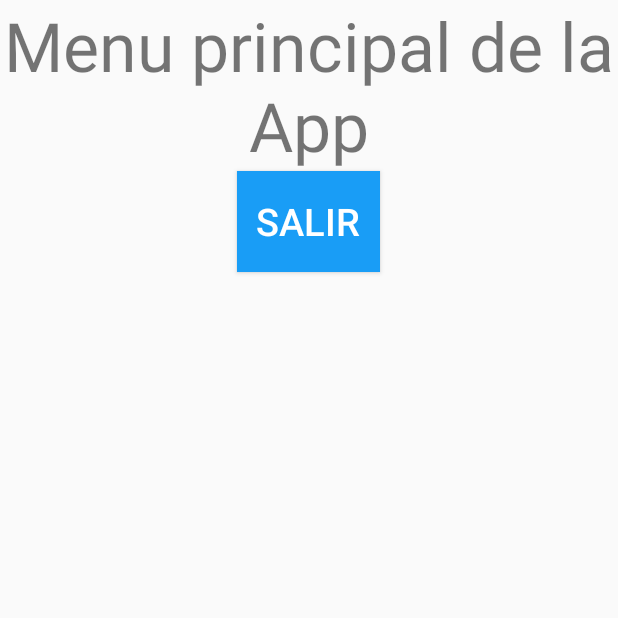
After one commit to checho136/nonaSOFT, an Android app: the Menu screen opened directly, with no data from a screen before it, on a phone screen of 412 x 824 dp, the top half of it. The commit adds this screen. Run offline under Robolectric (Android 15) with nearby library versions, the phone set to English and light mode, and no system bars.

Commit message:
menu
aqui iria el menu principal de la App

```diff
--- a/app/build.gradle
+++ b/app/build.gradle
@@ -16,6 +16,9 @@ android {
             minifyEnabled false
             proguardFiles getDefaultProguardFile('proguard-android.txt'), 'proguard-rules.pro'
         }
+        debug{
+            debuggable = true
+        }
     }
 }
 
--- a/app/src/main/AndroidManifest.xml
+++ b/app/src/main/AndroidManifest.xml
@@ -17,7 +17,7 @@
         </activity>
         <!--Declaracion de activity -->
         <activity android:name=".IndexViewActivity"></activity>
-
+        <activity android:name=".Menu"></activity>
         <!--
      ATTENTION: This was auto-generated to add Google Play services to your project for
      App Indexing.  See https://g.co/AppIndexing/AndroidStudio for more information.
--- a/app/src/main/java/com/app/nonasoft/grupo2_desarrollodesoftware/MainActivity.java
+++ b/app/src/main/java/com/app/nonasoft/grupo2_desarrollodesoftware/MainActivity.java
@@ -29,4 +29,6 @@ public class MainActivity extends AppCompatActivity {
     }
 
 
+
+
 }
--- /dev/null
+++ b/app/src/main/java/com/app/nonasoft/grupo2_desarrollodesoftware/Menu.java
@@ -0,0 +1,39 @@
+package com.app.nonasoft.grupo2_desarrollodesoftware;
+
+import android.app.Activity;
+import android.content.Intent;
+import android.net.Uri;
+import android.os.Bundle;
+import android.view.View;
+import android.widget.Button;
+
+import com.google.android.gms.appindexing.Action;
+import com.google.android.gms.appindexing.AppIndex;
+import com.google.android.gms.common.api.GoogleApiClient;
+
+
+public class Menu extends Activity {
+
+    Button btnExit;
+
+    @Override
+    protected void onCreate(Bundle savedInstanceState) {
+        super.onCreate(savedInstanceState);
+        setContentView(R.layout.menu);
+
+        btnExit = (Button) findViewById(R.id.btnExit);
+        btnExit.setOnClickListener(new View.OnClickListener() {
+            @Override
+            public void onClick(View v) {
+                Intent intent = new Intent(Menu.this,MainActivity.class);
+                startActivity(intent);
+                System.exit(0);
+            }
+        });
+
+
+
+    }
+
+
+}
--- /dev/null
+++ b/app/src/main/res/layout/menu.xml
@@ -0,0 +1,27 @@
+<?xml version="1.0" encoding="utf-8"?>
+<LinearLayout xmlns:android="http://schemas.android.com/apk/res/android"
+    android:orientation="vertical" android:layout_width="match_parent"
+    android:layout_height="match_parent"
+    android:weightSum="1">
+    <TextView
+        android:layout_width="wrap_content"
+        android:layout_height="wrap_content"
+        android:text="Menu principal de la App"
+        android:textSize="45sp"
+        android:textAlignment="center"
+        android:id="@+id/menuPrincipal"
+        />
+
+    <Button
+        android:layout_width="95dp"
+        android:layout_height="wrap_content"
+        android:text="SALIR"
+        android:id="@+id/btnExit"
+        android:textSize="25sp"
+        android:background="@color/lightBlue"
+        android:textColor="#fff"
+        android:layout_gravity="center_horizontal"
+        android:layout_weight="0.03"
+        android:textAlignment="center"/>
+
+</LinearLayout>
--- a/app/src/main/res/values/colors.xml
+++ b/app/src/main/res/values/colors.xml
@@ -1,6 +1,7 @@
 <?xml version="1.0" encoding="utf-8"?>
 <resources>
-    <color name="colorPrimary">#3F51B5</color>
+    <color name="colorPrimary">#FF1993F6</color>
     <color name="colorPrimaryDark">#303F9F</color>
     <color name="colorAccent">#FF4081</color>
+    <color name="lightBlue">#199DF6</color>
 </resources>
```
Also changed, not shown: app/src/main/java/com/app/nonasoft/grupo2_desarrollodesoftware/indexViewActivity.java (+27 -0 lines), app/src/main/res/layout/activity_index_view.xml (+41 -3 lines).
